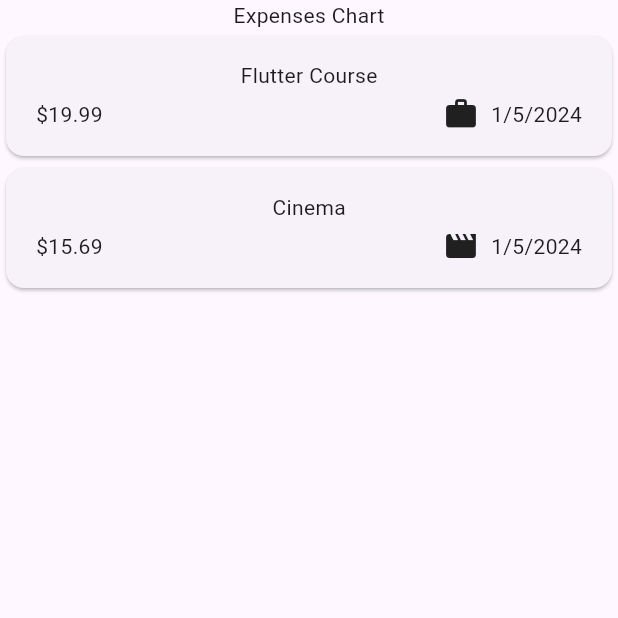
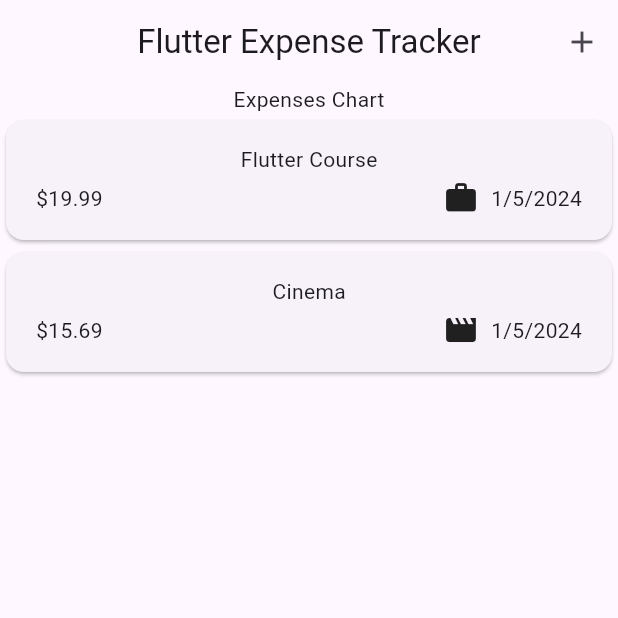
Before and after one commit to Md-Shoyab/Expense-tracker, a Flutter app: the screen it shows after launch, on a phone screen of 412 x 824 dp, the top half of it. Run offline on Flutter 3.47's test engine with Material 3 defaults, Android fonts, the phone set to English and light mode, and no system bars.

Commit message:
Added AppBar with Add Expense Button

```diff
--- a/lib/widgets/expenses.dart
+++ b/lib/widgets/expenses.dart
@@ -27,6 +27,16 @@ class _ExpensesState extends State<Expenses> {
   @override
   Widget build(BuildContext context) {
     return Scaffold(
+      appBar: AppBar(
+        title: const Text('Flutter Expense Tracker'),
+        centerTitle: true,
+        actions: [
+          IconButton(
+            onPressed: () {},
+            icon: const Icon(Icons.add),
+          ),
+        ],
+      ),
       body: Column(
         children: [
           const Text('Expenses Chart'),
```
